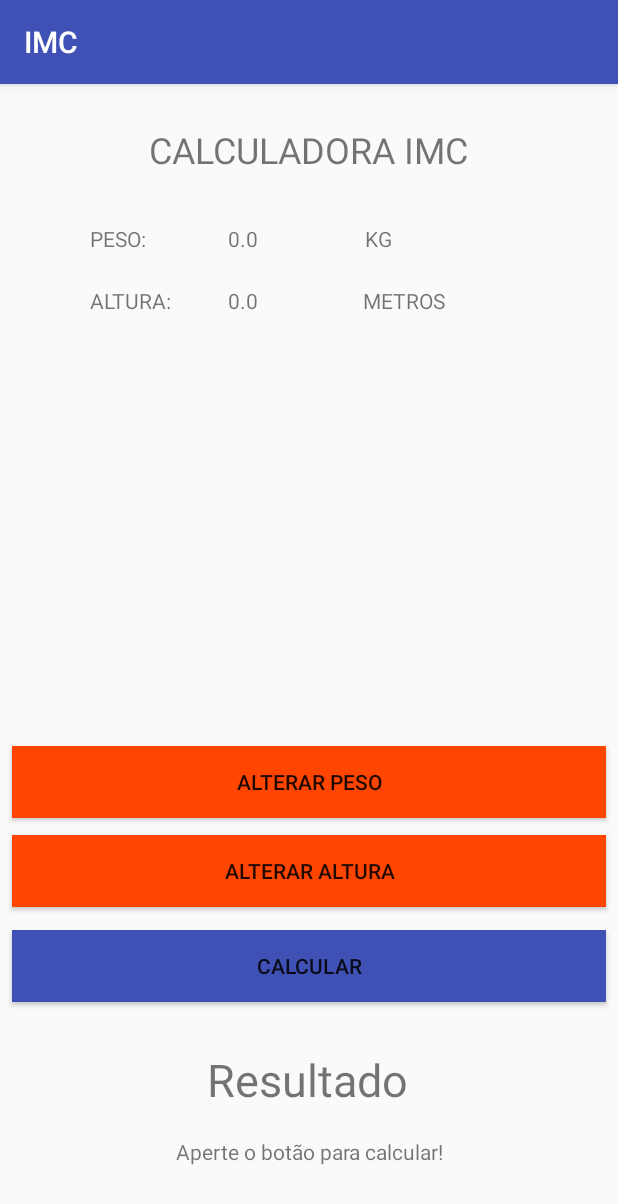
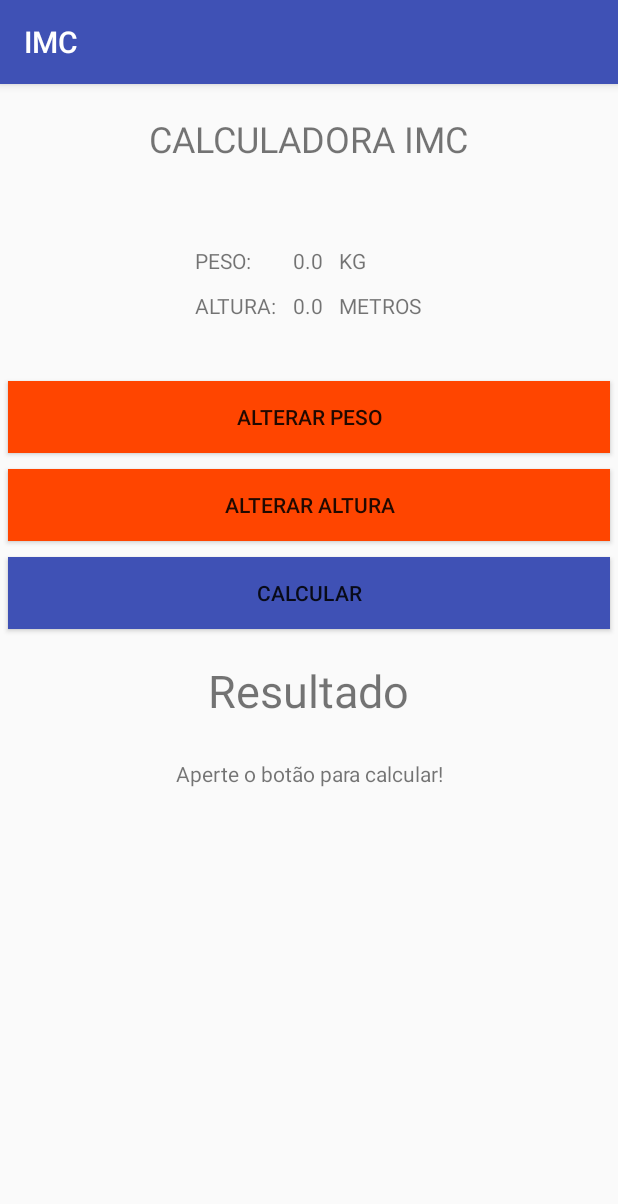
Before and after one commit to fbio1/IMC, an Android app: the screen it shows after launch (MainActivity), on a phone screen of 412 x 824 dp. Shown: the top 1204 px of the screen. Run offline under Robolectric (Android 15) with nearby library versions, the phone set to English and light mode, and no system bars.

Commit message:
Versão 2.0

```diff
--- a/app/src/main/java/br/eaj/tads/imc/MainActivity.java
+++ b/app/src/main/java/br/eaj/tads/imc/MainActivity.java
@@ -152,6 +152,8 @@ public class MainActivity extends AppCompatActivity {
         }
 
         resultado.setText(String.format("Seu IMC é: %.2f " , IMC));
+
         mensagem1.setText("Seu grau é: " + mensagem);
+
     }
 }
--- a/app/src/main/res/layout/activity_main.xml
+++ b/app/src/main/res/layout/activity_main.xml
@@ -1,200 +1,145 @@
 <?xml version="1.0" encoding="utf-8"?>
-<android.support.constraint.ConstraintLayout xmlns:android="http://schemas.android.com/apk/res/android"
+<ScrollView xmlns:android="http://schemas.android.com/apk/res/android"
     xmlns:app="http://schemas.android.com/apk/res-auto"
     xmlns:tools="http://schemas.android.com/tools"
+    android:orientation="vertical"
+    android:layout_width="match_parent"
+    android:layout_height="match_parent">
+
+    <LinearLayout
         android:layout_width="match_parent"
         android:layout_height="match_parent"
-    tools:context="br.eaj.tads.imc.MainActivity"
-    android:orientation="vertical"
-    tools:layout_editor_absoluteY="81dp"
-    tools:layout_editor_absoluteX="0dp">
+        android:orientation="vertical">
 
         <TextView
             android:id="@+id/textView"
             android:layout_width="wrap_content"
             android:layout_height="wrap_content"
+            android:layout_gravity="center"
             android:text="CALCULADORA IMC"
-        android:textSize="24sp"
-        tools:layout_constraintTop_creator="1"
-        tools:layout_constraintRight_creator="1"
-        app:layout_constraintRight_toRightOf="parent"
-        android:layout_marginTop="27dp"
-        tools:layout_constraintLeft_creator="1"
-        app:layout_constraintLeft_toLeftOf="parent"
-        app:layout_constraintTop_toTopOf="parent" />
+            android:padding="20dp"
+            android:textSize="24sp" />
 
+        <TableLayout
+            android:layout_width="wrap_content"
+            android:layout_height="wrap_content"
+            android:gravity="center"
+            android:layout_gravity="center"
+            android:padding="30dp"
+            android:layout_weight="1">
+
+            <TableRow>
                 <TextView
                     android:id="@+id/textView2"
                     android:layout_width="wrap_content"
                     android:layout_height="wrap_content"
                     android:text="PESO:"
-        android:textSize="14sp"
-        app:layout_constraintRight_toLeftOf="@+id/textView"
-        tools:layout_constraintTop_creator="1"
-        tools:layout_constraintRight_creator="1"
-        android:layout_marginEnd="2dp"
-        android:layout_marginTop="33dp"
-        app:layout_constraintTop_toBottomOf="@+id/textView"
-        android:layout_marginRight="2dp" />
+                    android:padding="5dp"
+                    android:textSize="14sp" />
 
                 <TextView
                     android:id="@+id/textView3"
                     android:layout_width="wrap_content"
                     android:layout_height="wrap_content"
                     android:text="0.0"
-        android:textSize="14sp"
-        tools:layout_constraintTop_creator="1"
-        tools:layout_constraintRight_creator="1"
-        app:layout_constraintRight_toRightOf="@+id/textView6"
-        android:layout_marginTop="33dp"
-        app:layout_constraintTop_toBottomOf="@+id/textView"
-        tools:layout_constraintLeft_creator="1"
-        app:layout_constraintLeft_toLeftOf="@+id/textView6"
-        app:layout_constraintHorizontal_bias="0.0" />
+                    android:padding="5dp"
+                    android:textSize="14sp" />
 
                 <TextView
                     android:id="@+id/textView4"
                     android:layout_width="wrap_content"
                     android:layout_height="wrap_content"
                     android:text="KG"
-        android:textSize="14sp"
-        tools:layout_constraintTop_creator="1"
-        android:layout_marginStart="1dp"
-        android:layout_marginTop="33dp"
-        app:layout_constraintTop_toBottomOf="@+id/textView"
-        tools:layout_constraintLeft_creator="1"
-        app:layout_constraintLeft_toLeftOf="@+id/textView7"
-        android:layout_marginLeft="1dp" />
+                    android:padding="5dp"
+                    android:textSize="14sp"/>
+            </TableRow>
 
+            <TableRow>
                 <TextView
                     android:id="@+id/textView5"
                     android:layout_width="wrap_content"
                     android:layout_height="wrap_content"
                     android:text="ALTURA:"
-        android:textSize="14sp"
-        tools:layout_constraintTop_creator="1"
-        android:layout_marginTop="22dp"
-        app:layout_constraintTop_toBottomOf="@+id/textView2"
-        tools:layout_constraintLeft_creator="1"
-        app:layout_constraintLeft_toLeftOf="@+id/textView2" />
+                    android:padding="5dp"
+                    android:textSize="14sp" />
 
                 <TextView
                     android:id="@+id/textView6"
                     android:layout_width="wrap_content"
                     android:layout_height="wrap_content"
                     android:text="0.0"
-        android:textSize="14sp"
-        tools:layout_constraintTop_creator="1"
-        android:layout_marginStart="37dp"
-        android:layout_marginTop="22dp"
-        app:layout_constraintTop_toBottomOf="@+id/textView3"
-        tools:layout_constraintLeft_creator="1"
-        app:layout_constraintLeft_toRightOf="@+id/textView5"
-        android:layout_marginLeft="37dp" />
+                    android:padding="5dp"
+                    android:textSize="14sp"/>
 
                 <TextView
                     android:id="@+id/textView7"
                     android:layout_width="wrap_content"
                     android:layout_height="wrap_content"
                     android:text="METROS"
-        android:textSize="14sp"
-        tools:layout_constraintTop_creator="1"
-        tools:layout_constraintRight_creator="1"
-        android:layout_marginEnd="15dp"
-        app:layout_constraintRight_toRightOf="@+id/textView"
-        android:layout_marginTop="22dp"
-        app:layout_constraintTop_toBottomOf="@+id/textView4"
-        android:layout_marginRight="15dp" />
+                    android:padding="5dp"
+                    android:textSize="14sp" />
+            </TableRow>
+        </TableLayout>
+
 
         <Button
             android:id="@+id/button"
-        android:layout_width="0dp"
+            android:layout_width="match_parent"
             android:layout_height="wrap_content"
             android:background="#FF4500"
             android:onClick="alterarPeso"
             android:text="Alterar Peso"
-        tools:layout_constraintRight_creator="1"
-        tools:layout_constraintBottom_creator="1"
-        app:layout_constraintBottom_toTopOf="@+id/button2"
-        android:layout_marginStart="8dp"
-        android:layout_marginEnd="8dp"
-        app:layout_constraintRight_toRightOf="parent"
-        tools:layout_constraintLeft_creator="1"
-        android:layout_marginBottom="11dp"
-        app:layout_constraintLeft_toLeftOf="parent" />
+            android:layout_margin="5dp"
+            android:layout_gravity="center"/>
 
         <Button
             android:id="@+id/button2"
-        android:layout_width="0dp"
+            android:layout_width="match_parent"
             android:layout_height="wrap_content"
             android:background="#FF4500"
             android:onClick="alterarAltura"
-        android:text="ALTERAR ALTURA"
-        tools:layout_constraintRight_creator="1"
-        tools:layout_constraintBottom_creator="1"
-        app:layout_constraintBottom_toTopOf="@+id/button3"
-        android:layout_marginStart="8dp"
-        android:layout_marginEnd="8dp"
-        app:layout_constraintRight_toRightOf="parent"
-        tools:layout_constraintLeft_creator="1"
-        android:layout_marginBottom="15dp"
-        app:layout_constraintLeft_toLeftOf="parent" />
+            android:layout_gravity="center"
+            android:layout_margin="5dp"
+            android:text="ALTERAR ALTURA"/>
+
+        <Button
+            android:id="@+id/button3"
+            android:layout_width="match_parent"
+            android:layout_height="match_parent"
+            android:background="#3F51B5"
+            android:layout_gravity="center"
+            android:onClick="calcular"
+            android:layout_margin="5dp"
+            android:text="Calcular" />
 
         <TextView
             android:id="@+id/textView8"
             android:layout_width="wrap_content"
             android:layout_height="wrap_content"
             android:text="Resultado"
-        android:textSize="30sp"
-        tools:layout_constraintTop_creator="1"
-        tools:layout_constraintRight_creator="1"
-        android:layout_marginEnd="23dp"
-        app:layout_constraintRight_toRightOf="@+id/textView9"
-        android:layout_marginTop="31dp"
-        app:layout_constraintTop_toBottomOf="@+id/button3"
-        android:layout_marginRight="23dp" />
+            android:layout_gravity="center"
+            android:layout_margin="15dp"
+            android:textSize="30sp" />
 
         <TextView
             android:id="@+id/textView9"
             android:layout_width="wrap_content"
             android:layout_height="wrap_content"
             android:gravity="center"
+            android:layout_gravity="center"
+            android:layout_margin="10dp"
             android:text="Aperte o botão para calcular!"
-        android:textSize="14sp"
-        tools:layout_constraintTop_creator="1"
-        tools:layout_constraintRight_creator="1"
-        android:layout_marginTop="18dp"
-        app:layout_constraintTop_toBottomOf="@+id/textView8"
-        tools:layout_constraintLeft_creator="1"
-        app:layout_constraintRight_toRightOf="parent"
-        app:layout_constraintLeft_toLeftOf="parent" />
-
-    <Button
-        android:id="@+id/button3"
-        android:layout_width="0dp"
-        android:layout_height="wrap_content"
-        android:background="#3F51B5"
-        android:onClick="calcular"
-        android:text="Calcular"
-        tools:layout_constraintRight_creator="1"
-        tools:layout_constraintBottom_creator="1"
-        app:layout_constraintBottom_toBottomOf="parent"
-        app:layout_constraintRight_toRightOf="@+id/button2"
-        tools:layout_constraintLeft_creator="1"
-        android:layout_marginBottom="156dp"
-        app:layout_constraintLeft_toLeftOf="@+id/button2"
-        app:layout_constraintHorizontal_bias="0.0" />
+            android:textSize="14sp" />
 
         <TextView
             android:id="@+id/textView12"
             android:layout_width="wrap_content"
             android:layout_height="wrap_content"
-        tools:layout_constraintRight_creator="1"
-        tools:layout_constraintBottom_creator="1"
-        app:layout_constraintBottom_toBottomOf="parent"
-        app:layout_constraintRight_toRightOf="parent"
-        tools:layout_constraintLeft_creator="1"
-        android:layout_marginBottom="16dp"
-        app:layout_constraintLeft_toLeftOf="parent" />
+            android:text=""
+            android:layout_gravity="center"
+            android:visibility="visible"
+            android:textSize="15dp"/>
 
-</android.support.constraint.ConstraintLayout>
+
+    </LinearLayout>
+</ScrollView>
```
Also changed, not shown: 22 other files. Lines whose indentation alone changed are shown as unchanged.
